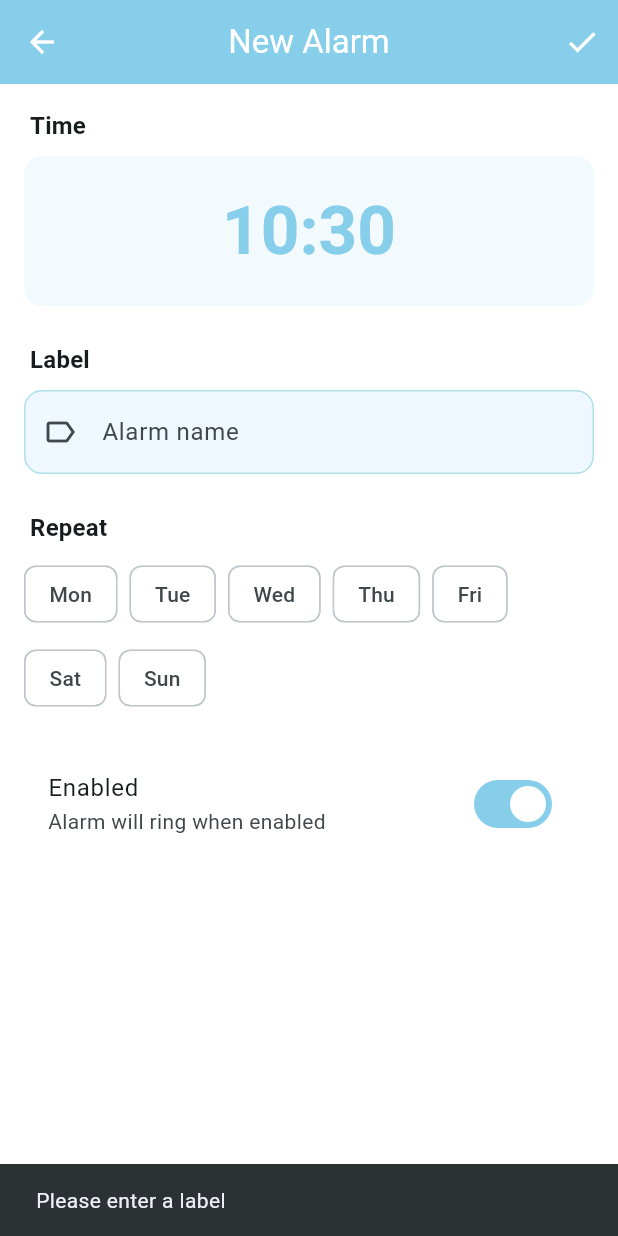
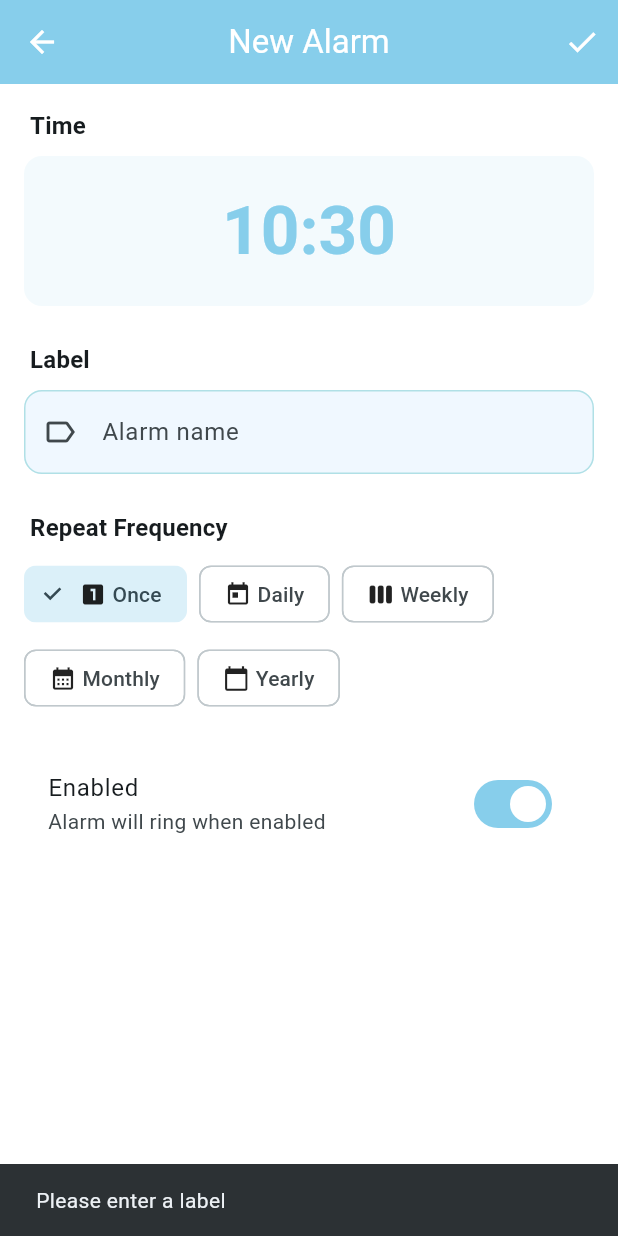
Before and after one commit to GabrieleConte/epansa_app, a Flutter app: the AlarmEditScreen screen opened directly, after a tap on the "check" icon, on a phone screen of 412 x 824 dp. Run offline on Flutter 3.47's test engine with Material 3 defaults, Android fonts, the phone set to English and light mode, and no system bars; our stand-ins replace dio, flutter_contacts, flutter_dotenv, flutter_local_notifications, flutter_secure_storage, google_sign_in and 4 more; missing offline and left inert: call_log, device_calendar, flutter_alarm_clock, workmanager; accounts and stored records are empty.

Commit message:
fix alarm interface and DTO for payloads

```diff
--- a/lib/data/api/agent_api_client.dart
+++ b/lib/data/api/agent_api_client.dart
@@ -215,7 +215,9 @@ class AgentApiClient {
 
       // Fetch the alarm from repository to determine if it's recurrent
       final alarm = await alarmRepository.getAlarm(alarmId);
-      final isRecurrent = alarm?.repeatDays.isNotEmpty ?? false;
+      final isRecurrent = alarm?.repeatFrequency != null &&
+                          alarm!.repeatFrequency != 'once' &&
+                          alarm.repeatFrequency!.isNotEmpty;
       final recurrenceType = isRecurrent ? 'recurrent' : 'single-occurrence';
 
       final deletePayload = DeletePayload(
--- a/lib/data/models/alarm.dart
+++ b/lib/data/models/alarm.dart
@@ -5,7 +5,9 @@ class Alarm {
   final int minute; // 0-59
   final String label;
   final bool enabled;
-  final List<int> repeatDays; // 1=Monday, 7=Sunday (empty = one-time)
+  final List<int> repeatDays; // 1=Monday, 7=Sunday (empty = one-time, used for weekly)
+  final String? repeatFrequency; // null (one-time), "daily", "weekly", "monthly", "yearly"
+  final String? repeatOn; // Used for monthly/yearly: "15", "3 TU", "11-Sep", etc.
   final DateTime createdAt;
   final DateTime? updatedAt;
 
@@ -16,6 +18,8 @@ class Alarm {
     required this.label,
     required this.enabled,
     required this.repeatDays,
+    this.repeatFrequency,
+    this.repeatOn,
     required this.createdAt,
     this.updatedAt,
   });
@@ -27,6 +31,8 @@ class Alarm {
     required String label,
     required bool enabled,
     required List<int> repeatDays,
+    String? repeatFrequency,
+    String? repeatOn,
   }) {
     return Alarm(
       id: DateTime.now().millisecondsSinceEpoch.toString(),
@@ -35,6 +41,8 @@ class Alarm {
       label: label,
       enabled: enabled,
       repeatDays: repeatDays,
+      repeatFrequency: repeatFrequency,
+      repeatOn: repeatOn,
       createdAt: DateTime.now(),
     );
   }
@@ -47,6 +55,8 @@ class Alarm {
     String? label,
     bool? enabled,
     List<int>? repeatDays,
+    String? repeatFrequency,
+    String? repeatOn,
     DateTime? createdAt,
     DateTime? updatedAt,
   }) {
@@ -57,6 +67,8 @@ class Alarm {
       label: label ?? this.label,
       enabled: enabled ?? this.enabled,
       repeatDays: repeatDays ?? this.repeatDays,
+      repeatFrequency: repeatFrequency ?? this.repeatFrequency,
+      repeatOn: repeatOn ?? this.repeatOn,
       createdAt: createdAt ?? this.createdAt,
       updatedAt: updatedAt ?? this.updatedAt,
     );
@@ -71,6 +83,8 @@ class Alarm {
       'label': label,
       'enabled': enabled,
       'repeatDays': repeatDays,
+      'repeatFrequency': repeatFrequency,
+      'repeatOn': repeatOn,
       'createdAt': createdAt.toIso8601String(),
       'updatedAt': updatedAt?.toIso8601String(),
     };
@@ -85,6 +99,8 @@ class Alarm {
       label: json['label'] as String,
       enabled: json['enabled'] as bool,
       repeatDays: (json['repeatDays'] as List<dynamic>).cast<int>(),
+      repeatFrequency: json['repeatFrequency'] as String?,
+      repeatOn: json['repeatOn'] as String?,
       createdAt: DateTime.parse(json['createdAt'] as String),
       updatedAt: json['updatedAt'] != null
           ? DateTime.parse(json['updatedAt'] as String)
@@ -101,6 +117,30 @@ class Alarm {
 
   /// Get readable repeat days string
   String get repeatDaysString {
+    // Handle different repeat frequencies
+    if (repeatFrequency == null || repeatFrequency == 'once') {
+      return 'Once';
+    }
+
+    if (repeatFrequency == 'daily') {
+      return 'Every day';
+    }
+
+    if (repeatFrequency == 'monthly') {
+      if (repeatOn != null && repeatOn!.isNotEmpty) {
+        return 'Monthly on $repeatOn';
+      }
+      return 'Monthly';
+    }
+
+    if (repeatFrequency == 'yearly') {
+      if (repeatOn != null && repeatOn!.isNotEmpty) {
+        return 'Yearly on $repeatOn';
+      }
+      return 'Yearly';
+    }
+
+    // Weekly frequency - use repeatDays
     if (repeatDays.isEmpty) return 'Once';
     if (repeatDays.length == 7) return 'Every day';
 
--- a/lib/data/models/api/alarm_api_converter.dart
+++ b/lib/data/models/api/alarm_api_converter.dart
@@ -6,20 +6,24 @@ import 'package:intl/intl.dart';
 extension AlarmApiConverter on Alarm {
   /// Convert to AlarmPayload for backend API
   AlarmPayload toApiPayload() {
-    final bool isRecurrent = repeatDays.isNotEmpty;
+    // Determine if it's a recurrent alarm based on repeatFrequency
+    final bool isRecurrent = repeatFrequency != null &&
+                             repeatFrequency != 'once' &&
+                             repeatFrequency!.isNotEmpty;
+
     final String timeStr = '${hour.toString().padLeft(2, '0')}:${minute.toString().padLeft(2, '0')}';
 
     AlarmMetadata metadata;
     String recurrenceType;
 
     if (isRecurrent) {
-      // Recurrent alarm
+      // Recurrent alarm (daily, weekly, monthly, yearly)
       recurrenceType = 'recurrent';
       metadata = RecurrentAlarmMetadata(
         label: label,
         time: timeStr,
-        repeatFrequency: 'weekly', // We support weekly repeats
-        on: _formatRepeatDays(),
+        repeatFrequency: repeatFrequency!,
+        on: _formatRepeatOn(),
       );
     } else {
       // Single occurrence alarm - use tomorrow's date as default
@@ -49,8 +53,34 @@ extension AlarmApiConverter on Alarm {
     );
   }
 
-  /// Format repeat days for backend (e.g., "Mon, Wed, Fri" or "Every day")
-  String _formatRepeatDays() {
+  /// Format repeat "on" field based on frequency
+  /// - daily: "Every day"
+  /// - weekly: "Mon, Wed, Fri" or "Every day" or "MO,TU,WE"
+  /// - monthly: "15" (day of month) or "3 TU" (3rd Tuesday)
+  /// - yearly: "11-Sep" (day-month)
+  String _formatRepeatOn() {
+    if (repeatFrequency == 'daily') {
+      return 'Every day';
+    }
+
+    if (repeatFrequency == 'weekly') {
+      return _formatWeeklyRepeatDays();
+    }
+
+    if (repeatFrequency == 'monthly' || repeatFrequency == 'yearly') {
+      // Use the repeatOn field directly if set
+      if (repeatOn != null && repeatOn!.isNotEmpty) {
+        return repeatOn!;
+      }
+      // Default fallback
+      return repeatFrequency == 'monthly' ? '1' : '01-Jan';
+    }
+
+    return '';
+  }
+
+  /// Format repeat days for weekly alarms (e.g., "Mon, Wed, Fri" or "Every day")
+  String _formatWeeklyRepeatDays() {
     if (repeatDays.isEmpty) {
       return 'Never';
     }
--- a/lib/data/models/api/alarm_api_models.dart
+++ b/lib/data/models/api/alarm_api_models.dart
@@ -35,11 +35,23 @@ class SingleAlarmMetadata extends AlarmMetadata {
 }
 
 /// Metadata for a recurring alarm
+///
+/// Supported repeat frequencies:
+/// - "daily": Alarm repeats every day
+/// - "weekly": Alarm repeats on specific days of the week
+/// - "monthly": Alarm repeats on specific day(s) of the month
+/// - "yearly": Alarm repeats on specific date(s) of the year
+///
+/// The "on" field format depends on the repeat frequency:
+/// - daily: "Every day"
+/// - weekly: "MO,TU,WE" or "Monday, Tuesday" or "Mon, Wed, Fri"
+/// - monthly: "15" (15th day) or "3 TU" (3rd Tuesday)
+/// - yearly: "11-Sep" (September 11th)
 class RecurrentAlarmMetadata extends AlarmMetadata {
   final String label;
   final String time; // Format: HH:MM (24-hour)
-  final String repeatFrequency; // e.g., "daily", "weekly"
-  final String on; // e.g., "Mon, Wed, Fri" or "Every day"
+  final String repeatFrequency; // "daily", "weekly", "monthly", "yearly"
+  final String on; // Format depends on repeatFrequency (see class doc)
 
   RecurrentAlarmMetadata({
     required this.label,
--- a/lib/providers/alarm_provider.dart
+++ b/lib/providers/alarm_provider.dart
@@ -56,6 +56,8 @@ class AlarmProvider extends ChangeNotifier {
     required String label,
     required bool enabled,
     required List<int> repeatDays,
+    String? repeatFrequency,
+    String? repeatOn,
   }) async {
     try {
       _error = null;
@@ -66,6 +68,8 @@ class AlarmProvider extends ChangeNotifier {
         label: label,
         enabled: enabled,
         repeatDays: repeatDays,
+        repeatFrequency: repeatFrequency,
+        repeatOn: repeatOn,
       );
 
       // Save to local storage
--- a/lib/screens/alarm_edit_screen.dart
+++ b/lib/screens/alarm_edit_screen.dart
@@ -18,6 +18,8 @@ class _AlarmEditScreenState extends State<AlarmEditScreen> {
   late TimeOfDay _selectedTime;
   late bool _enabled;
   late Set<int> _selectedDays;
+  late String _repeatFrequency; // "once", "daily", "weekly", "monthly", "yearly"
+  late TextEditingController _repeatOnController; // For monthly/yearly patterns
   bool _isSaving = false;
 
   bool get isEditMode => widget.alarm != null;
@@ -35,18 +37,23 @@ class _AlarmEditScreenState extends State<AlarmEditScreen> {
       );
       _enabled = widget.alarm!.enabled;
       _selectedDays = Set.from(widget.alarm!.repeatDays);
+      _repeatFrequency = widget.alarm!.repeatFrequency ?? 'once';
+      _repeatOnController = TextEditingController(text: widget.alarm!.repeatOn ?? '');
     } else {
       // Creating new alarm
       _labelController = TextEditingController();
       _selectedTime = TimeOfDay.now();
       _enabled = true;
       _selectedDays = {};
+      _repeatFrequency = 'once';
+      _repeatOnController = TextEditingController();
     }
   }
 
   @override
   void dispose() {
     _labelController.dispose();
+    _repeatOnController.dispose();
     super.dispose();
   }
 
@@ -125,13 +132,58 @@ class _AlarmEditScreenState extends State<AlarmEditScreen> {
 
             const SizedBox(height: 24),
 
-            // Repeat Days
+            // Repeat Frequency
             _buildSection(
-              title: 'Repeat',
-              child: _buildDaySelector(),
+              title: 'Repeat Frequency',
+              child: _buildFrequencySelector(),
             ),
 
             const SizedBox(height: 24),
+
+            // Repeat Days (only show for weekly)
+            if (_repeatFrequency == 'weekly')
+              _buildSection(
+                title: 'Repeat On',
+                child: _buildDaySelector(),
+              ),
+
+            // Repeat On field (for monthly/yearly)
+            if (_repeatFrequency == 'monthly' || _repeatFrequency == 'yearly')
+              _buildSection(
+                title: 'Repeat On',
+                child: Column(
+                  crossAxisAlignment: CrossAxisAlignment.start,
+                  children: [
+                    TextField(
+                      controller: _repeatOnController,
+                      decoration: InputDecoration(
+                        hintText: _repeatFrequency == 'monthly'
+                            ? 'e.g., "15" or "3 TU"'
+                            : 'e.g., "11-Sep"',
+                        border: OutlineInputBorder(
+                          borderRadius: BorderRadius.circular(12),
+                        ),
+                        prefixIcon: const Icon(Icons.event_repeat),
+                      ),
+                    ),
+                    const SizedBox(height: 8),
+                    Text(
+                      _repeatFrequency == 'monthly'
+                          ? 'Examples: "15" (15th day), "3 TU" (3rd Tuesday)'
+                          : 'Examples: "11-Sep", "25-Dec"',
+                      style: Theme.of(context).textTheme.bodySmall?.copyWith(
+                            color: Colors.grey[600],
+                          ),
+                    ),
+                  ],
+                ),
+              ),
+
+            if (_repeatFrequency == 'weekly')
+              const SizedBox(height: 24),
+
+            if (_repeatFrequency == 'monthly' || _repeatFrequency == 'yearly')
+              const SizedBox(height: 24),
 
             // Enabled Switch
             SwitchListTile(
@@ -180,6 +232,55 @@ class _AlarmEditScreenState extends State<AlarmEditScreen> {
         ),
         child,
       ],
+    );
+  }
+
+  Widget _buildFrequencySelector() {
+    final frequencies = [
+      ('once', 'Once', Icons.looks_one),
+      ('daily', 'Daily', Icons.today),
+      ('weekly', 'Weekly', Icons.view_week),
+      ('monthly', 'Monthly', Icons.calendar_month),
+      ('yearly', 'Yearly', Icons.calendar_today),
+    ];
+
+    return Wrap(
+      spacing: 8,
+      runSpacing: 8,
+      children: frequencies.map((freq) {
+        final value = freq.$1;
+        final label = freq.$2;
+        final icon = freq.$3;
+        final isSelected = _repeatFrequency == value;
+
+        return ChoiceChip(
+          label: Row(
+            mainAxisSize: MainAxisSize.min,
+            children: [
+              Icon(icon, size: 18),
+              const SizedBox(width: 4),
+              Text(label),
+            ],
+          ),
+          selected: isSelected,
+          onSelected: (selected) {
+            if (selected) {
+              setState(() {
+                _repeatFrequency = value;
+                // Clear repeat days when switching from weekly
+                if (value != 'weekly') {
+                  _selectedDays.clear();
+                }
+                // Clear repeatOn when switching to once, daily, or weekly
+                if (value == 'once' || value == 'daily' || value == 'weekly') {
+                  _repeatOnController.clear();
+                }
+              });
+            }
+          },
+          selectedColor: Theme.of(context).primaryColor.withOpacity(0.3),
+        );
+      }).toList(),
     );
   }
 
@@ -247,6 +348,19 @@ class _AlarmEditScreenState extends State<AlarmEditScreen> {
       return;
     }
 
+    // Validate repeat pattern for monthly/yearly
+    if ((_repeatFrequency == 'monthly' || _repeatFrequency == 'yearly') &&
+        _repeatOnController.text.trim().isEmpty) {
+      ScaffoldMessenger.of(context).showSnackBar(
+        SnackBar(
+          content: Text(
+            'Please specify when to repeat (e.g., ${_repeatFrequency == 'monthly' ? '"15" or "3 TU"' : '"11-Sep"'})',
+          ),
+        ),
+      );
+      return;
+    }
+
     setState(() => _isSaving = true);
 
     try {
@@ -260,7 +374,13 @@ class _AlarmEditScreenState extends State<AlarmEditScreen> {
           minute: _selectedTime.minute,
           label: _labelController.text.trim(),
           enabled: _enabled,
-          repeatDays: _selectedDays.toList()..sort(),
+          repeatDays: _repeatFrequency == 'weekly'
+              ? (_selectedDays.toList()..sort())
+              : [],
+          repeatFrequency: _repeatFrequency == 'once' ? null : _repeatFrequency,
+          repeatOn: (_repeatFrequency == 'monthly' || _repeatFrequency == 'yearly')
+              ? _repeatOnController.text.trim()
+              : null,
           updatedAt: DateTime.now(),
         );
         success = await alarmProvider.updateAlarm(updatedAlarm);
@@ -271,7 +391,13 @@ class _AlarmEditScreenState extends State<AlarmEditScreen> {
           minute: _selectedTime.minute,
           label: _labelController.text.trim(),
           enabled: _enabled,
-          repeatDays: _selectedDays.toList()..sort(),
+          repeatDays: _repeatFrequency == 'weekly'
+              ? (_selectedDays.toList()..sort())
+              : [],
+          repeatFrequency: _repeatFrequency == 'once' ? null : _repeatFrequency,
+          repeatOn: (_repeatFrequency == 'monthly' || _repeatFrequency == 'yearly')
+              ? _repeatOnController.text.trim()
+              : null,
         );
       }
 
```
